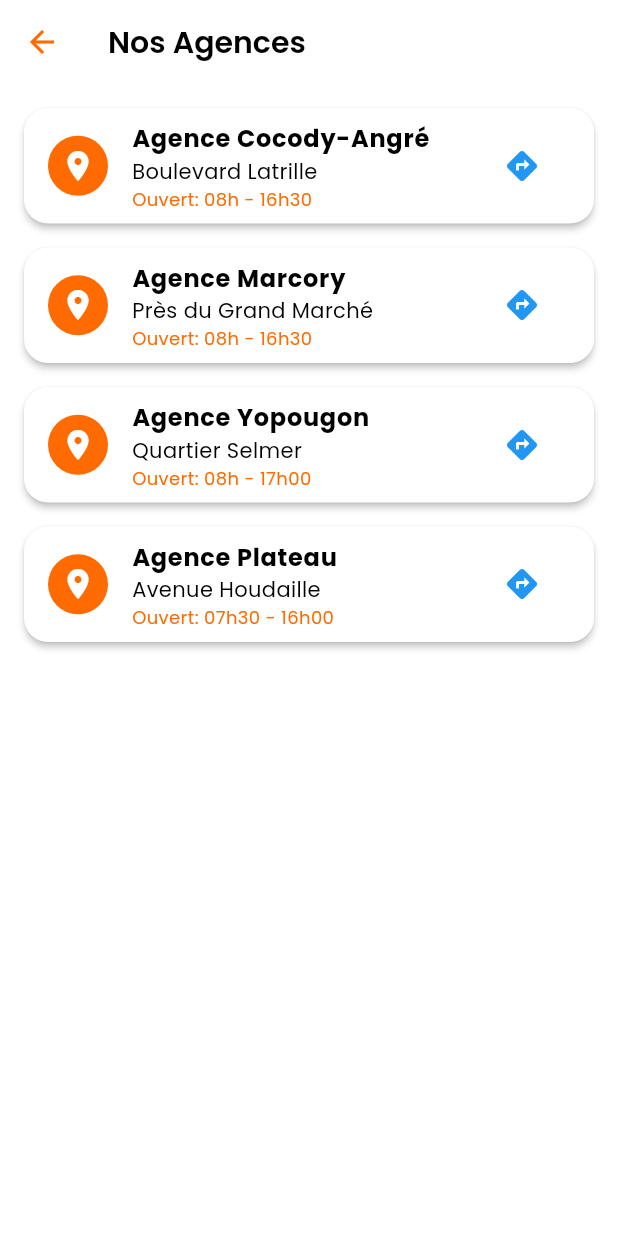
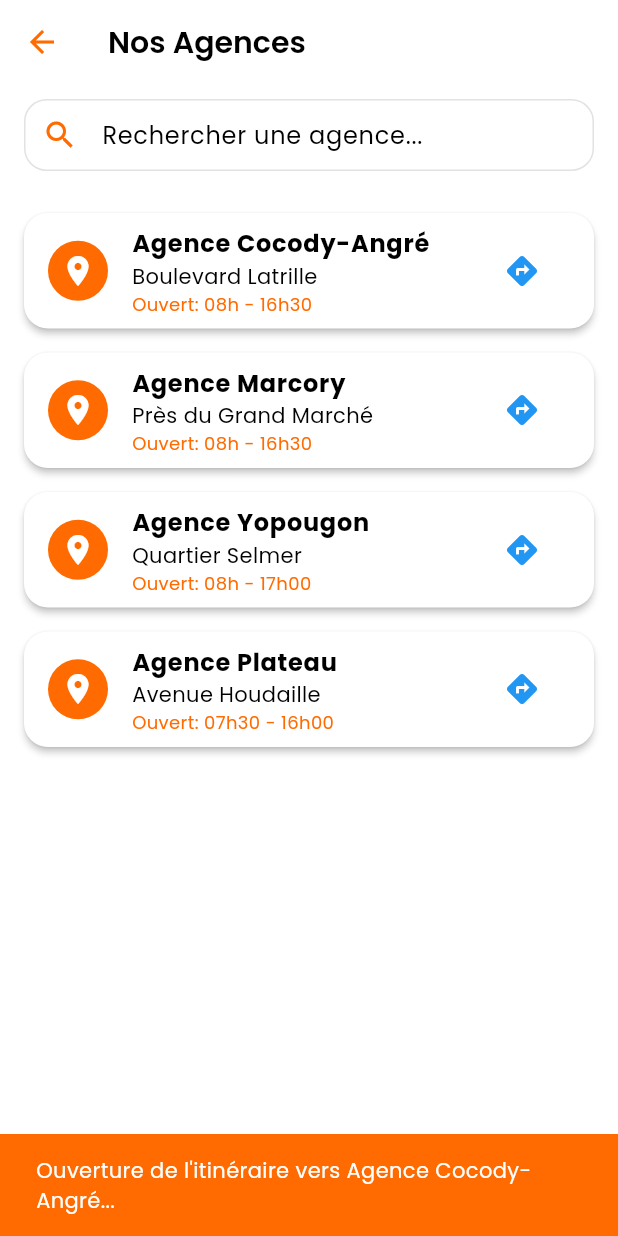
Before and after one commit to rey830873-crypto/courant_ci_app, a Flutter app: the AgenciesView screen opened directly, after a tap on the "directions" icon, on a phone screen of 412 x 824 dp. Run offline on Flutter 3.47's test engine with Material 3 defaults, Android fonts, the light colour scheme and no system bars; our stand-ins replace fl_chart, google_fonts.

Commit message:
Finalizing professional UI and API structure before push

```diff
--- a/lib/views/agencies_view.dart
+++ b/lib/views/agencies_view.dart
@@ -14,8 +14,35 @@ class AgenciesView extends StatelessWidget {
 
   @override
   Widget build(BuildContext context) {
+    final isDark = Theme.of(context).brightness == Brightness.dark;
+
     return Scaffold(
-      appBar: AppBar(title: const Text("Nos Agences")),
+      appBar: AppBar(
+        title: const Text("Nos Agences"),
+        bottom: PreferredSize(
+          preferredSize: const Size.fromHeight(70),
+          child: Padding(
+            padding: const EdgeInsets.fromLTRB(16, 0, 16, 12),
+            child: TextField(
+              decoration: InputDecoration(
+                hintText: "Rechercher une agence...",
+                prefixIcon: const Icon(Icons.search, color: AppTheme.cieOrange),
+                filled: true,
+                fillColor: isDark ? AppTheme.surfaceDark : Colors.white,
+                contentPadding: const EdgeInsets.symmetric(vertical: 0),
+                border: OutlineInputBorder(
+                  borderRadius: BorderRadius.circular(15),
+                  borderSide: isDark ? BorderSide.none : BorderSide(color: Colors.grey.withOpacity(0.3)),
+                ),
+                enabledBorder: OutlineInputBorder(
+                  borderRadius: BorderRadius.circular(15),
+                  borderSide: isDark ? BorderSide.none : BorderSide(color: Colors.grey.withOpacity(0.3)),
+                ),
+              ),
+            ),
+          ),
+        ),
+      ),
       body: ListView.builder(
         padding: const EdgeInsets.all(16),
         itemCount: agencies.length,
@@ -38,7 +65,14 @@ class AgenciesView extends StatelessWidget {
               ),
               trailing: IconButton(
                 icon: const Icon(Icons.directions, color: Colors.blue),
-                onPressed: () {},
+                onPressed: () {
+                  ScaffoldMessenger.of(context).showSnackBar(
+                    SnackBar(
+                      content: Text("Ouverture de l'itinéraire vers ${agency['name']}..."),
+                      backgroundColor: AppTheme.cieOrange,
+                    ),
+                  );
+                },
               ),
             ),
           );
```
